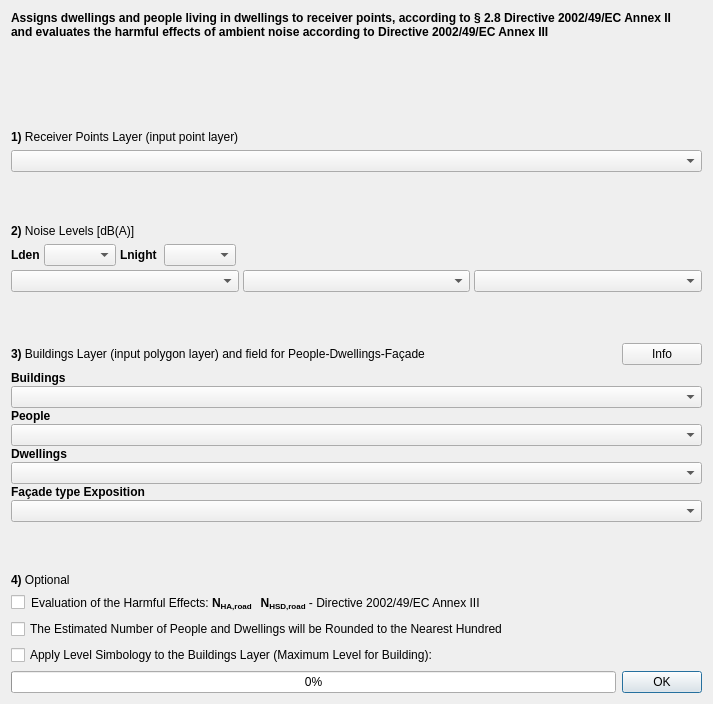
Before: the Qt Designer form tools/ui_NoiseExposure.ui in pierluigiderosa/openoise, drawn with Qt 5.
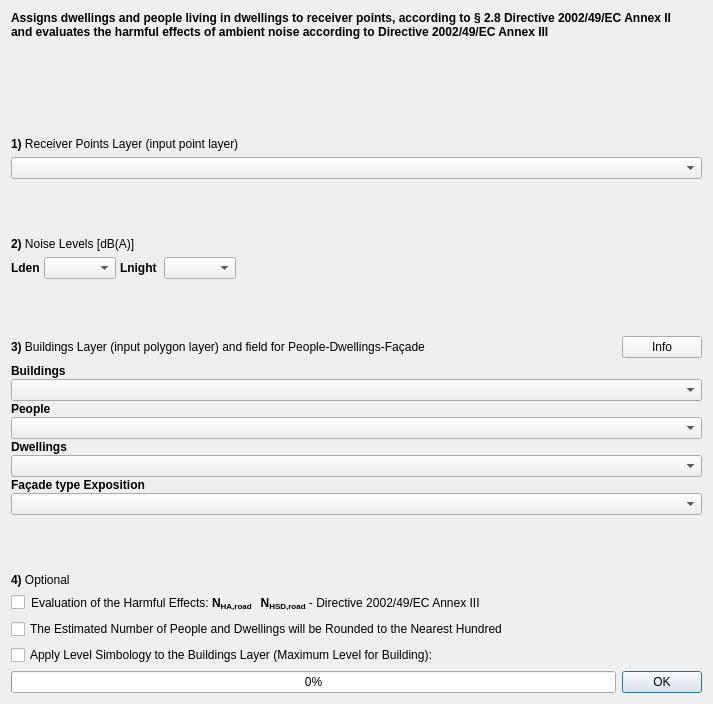
After: the same form once the commit is applied. Custom widgets are drawn as their Qt base class.

Commit message: - fix for fields names - new GUIs Help - some improvment

Patch:
```diff
--- a/tools/ui_NoiseExposure.ui
+++ b/tools/ui_NoiseExposure.ui
@@ -150,22 +150,6 @@
        </item>
       </layout>
      </item>
-     <item>
-      <layout class="QHBoxLayout" name="horizontalLayout_2">
-       <property name="spacing">
-        <number>4</number>
-       </property>
-       <item>
-        <widget class="QgsFieldComboBox" name="level_3_comboBox"/>
-       </item>
-       <item>
-        <widget class="QgsFieldComboBox" name="level_4_comboBox"/>
-       </item>
-       <item>
-        <widget class="QgsFieldComboBox" name="level_5_comboBox"/>
-       </item>
-      </layout>
-     </item>
     </layout>
    </item>
    <item>
```
Left out of the diff: 48 changed lines with no effect on the pictures. The commit also changes 15 other files.
